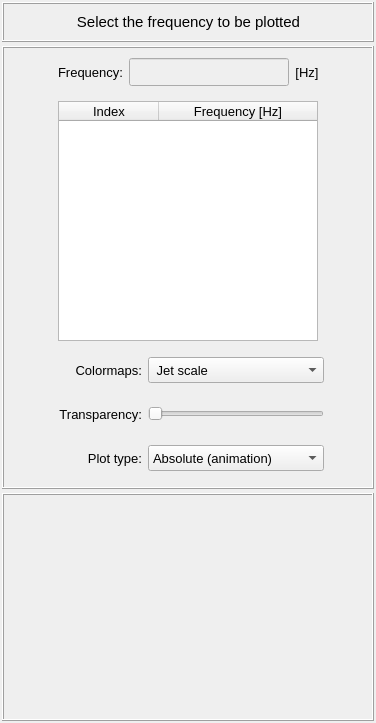
Before: the Qt Designer form vibra/interface/data/ui_files/plots/acoustic/acoustic_pressure_field_inputs.ui in MOPT-UFSC/VIBRA, drawn with Qt 5.
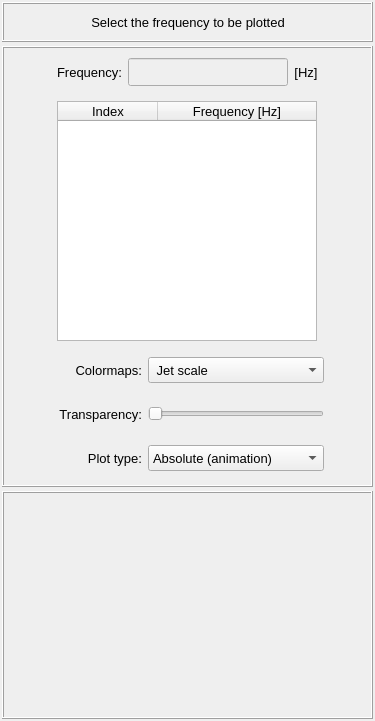
After: the same form once the commit is applied.

Patch:
```diff
--- a/vibra/interface/data/ui_files/plots/acoustic/acoustic_pressure_field_inputs.ui
+++ b/vibra/interface/data/ui_files/plots/acoustic/acoustic_pressure_field_inputs.ui
@@ -6,8 +6,8 @@
    <rect>
     <x>0</x>
     <y>0</y>
-    <width>376</width>
-    <height>723</height>
+    <width>375</width>
+    <height>721</height>
    </rect>
   </property>
   <property name="windowTitle">
@@ -42,8 +42,8 @@
        <rect>
         <x>0</x>
         <y>0</y>
-        <width>372</width>
-        <height>719</height>
+        <width>371</width>
+        <height>717</height>
        </rect>
       </property>
       <layout class="QGridLayout" name="gridLayout_6">
@@ -117,8 +117,8 @@
             </property>
             <property name="font">
              <font>
-              <family>MS Shell Dlg 2</family>
-              <pointsize>11</pointsize>
+              <family>Segoe UI</family>
+              <pointsize>10</pointsize>
               <italic>false</italic>
               <bold>false</bold>
              </font>
```
